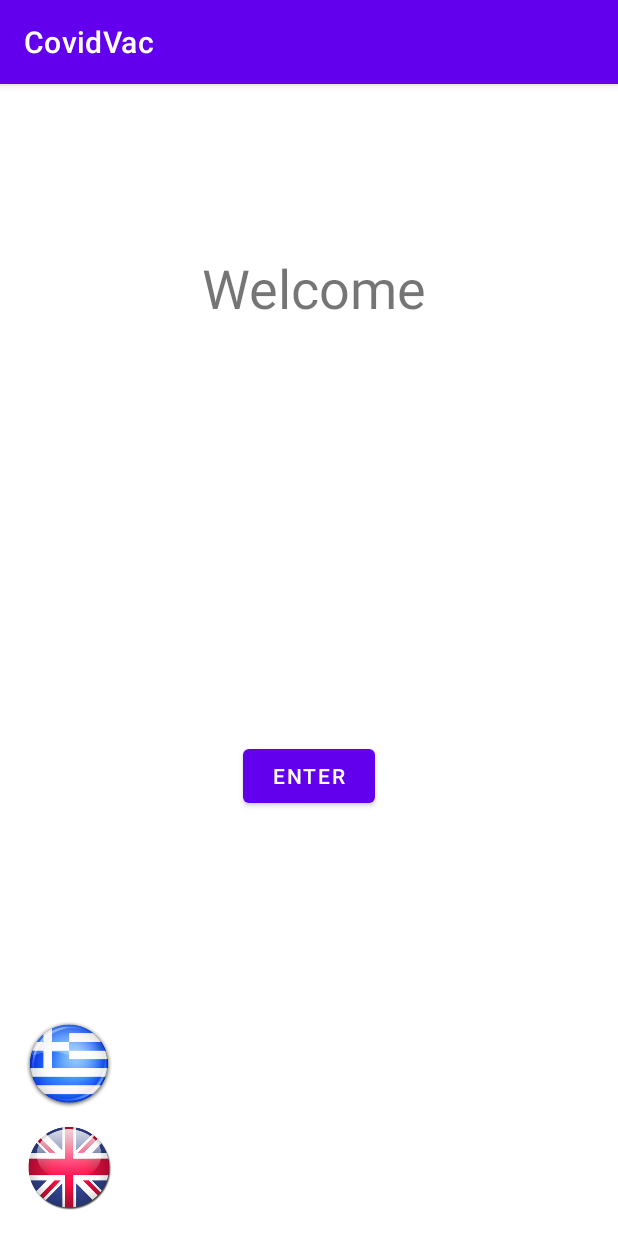
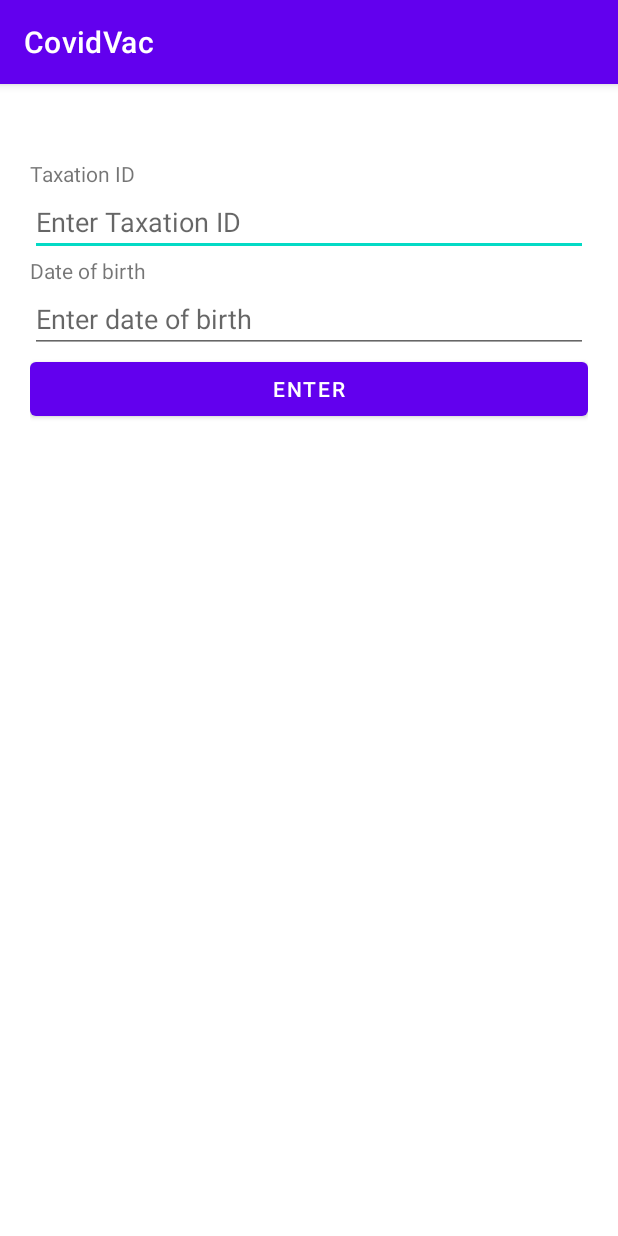
Before and after one commit to crownlel/CovidAppointment, an Android app: the screen it shows after launch (MainActivity before the commit, CitizenLoginActivity after it), after a tap on "ENTER", on a phone screen of 412 x 824 dp. Run offline under Robolectric (Android 15) with nearby library versions, the phone set to English and light mode, and no system bars; 1 statement that could not run was skipped.

Commit message:
WIP CitizenLoginActivity

```diff
--- a/app/src/main/AndroidManifest.xml
+++ b/app/src/main/AndroidManifest.xml
@@ -9,6 +9,8 @@
         android:roundIcon="@mipmap/ic_launcher_round"
         android:supportsRtl="true"
         android:theme="@style/Theme.CovidVac">
+        <activity android:name=".CitizenMainActivity"></activity>
+        <activity android:name=".CitizenLoginActivity" />
         <activity android:name=".MainActivity">
             <intent-filter>
                 <action android:name="android.intent.action.MAIN" />
--- /dev/null
+++ b/app/src/main/java/com/example/covidvac/CitizenLoginActivity.java
@@ -0,0 +1,52 @@
+package com.example.covidvac;
+
+import androidx.appcompat.app.AppCompatActivity;
+
+import android.app.DatePickerDialog;
+import android.content.Intent;
+import android.icu.text.SimpleDateFormat;
+import android.icu.util.Calendar;
+import android.os.Bundle;
+import android.widget.Button;
+import android.widget.DatePicker;
+import android.widget.EditText;
+
+import java.util.Locale;
+
+public class CitizenLoginActivity extends AppCompatActivity {
+
+    @Override
+    protected void onCreate(Bundle savedInstanceState) {
+        super.onCreate(savedInstanceState);
+        setContentView(R.layout.activity_citizen_login);
+
+        //calendar stuff
+        final Calendar myCalendar = Calendar.getInstance();
+        EditText etBirthDate = findViewById(R.id.etBirthdate);
+        DatePickerDialog.OnDateSetListener date = (view, year, monthOfYear, dayOfMonth) -> {
+            // TODO Auto-generated method stub
+            myCalendar.set(Calendar.YEAR, year);
+            myCalendar.set(Calendar.MONTH, monthOfYear);
+            myCalendar.set(Calendar.DAY_OF_MONTH, dayOfMonth);
+
+            String myFormat = "dd/MM/yyyy"; //In which you need put here
+            SimpleDateFormat sdf = new SimpleDateFormat(myFormat, new Locale("el"));
+
+            etBirthDate.setText(sdf.format(myCalendar.getTime()));
+        };
+
+        etBirthDate.setOnClickListener(v -> {
+            new DatePickerDialog(this, date, myCalendar
+                    .get(Calendar.YEAR), myCalendar.get(Calendar.MONTH),
+                    myCalendar.get(Calendar.DAY_OF_MONTH)).show();
+        });
+
+        //login
+        Button btnLogin = findViewById(R.id.btnEnter);
+        btnLogin.setOnClickListener(v -> {
+            Intent intent = new Intent(this, CitizenMainActivity.class);
+            startActivity(intent);
+        });
+
+    }
+}
--- a/app/src/main/java/com/example/covidvac/MainActivity.java
+++ b/app/src/main/java/com/example/covidvac/MainActivity.java
@@ -2,6 +2,7 @@ package com.example.covidvac;
 
 import androidx.appcompat.app.AppCompatActivity;
 
+import android.content.Intent;
 import android.os.Bundle;
 import android.view.View;
 import android.widget.Button;
@@ -17,7 +18,8 @@ public class MainActivity extends AppCompatActivity {
 
         Button button = findViewById(R.id.btnEnter);
         button.setOnClickListener(v -> {
-
+            Intent intent = new Intent(this, CitizenLoginActivity.class);
+            startActivity(intent);
         });
 
         ImageButton greekBtn = findViewById(R.id.ibGreek);
--- /dev/null
+++ b/app/src/main/res/layout/activity_citizen_login.xml
@@ -0,0 +1,48 @@
+<?xml version="1.0" encoding="utf-8"?>
+<LinearLayout xmlns:android="http://schemas.android.com/apk/res/android"
+    xmlns:app="http://schemas.android.com/apk/res-auto"
+    xmlns:tools="http://schemas.android.com/tools"
+    android:layout_width="match_parent"
+    android:layout_height="match_parent"
+    android:orientation="vertical"
+    android:paddingHorizontal="20dp"
+    android:paddingTop="50dp"
+    tools:context=".CitizenLoginActivity">
+
+    <TextView
+        android:id="@+id/tvTaxId"
+        android:layout_width="match_parent"
+        android:layout_height="wrap_content"
+        android:text="@string/citizen_login_tv_tax_id" />
+
+    <EditText
+        android:id="@+id/etTaxId"
+        android:layout_width="match_parent"
+        android:layout_height="wrap_content"
+        android:ems="10"
+        android:hint="@string/citizen_login_et_tax_id_hint"
+        android:inputType="textPersonName" />
+
+    <TextView
+        android:id="@+id/tvBirthdate"
+        android:layout_width="match_parent"
+        android:layout_height="wrap_content"
+        android:text="@string/citizen_login_tv_birthdate" />
+
+    <EditText
+        android:id="@+id/etBirthdate"
+        android:layout_width="match_parent"
+        android:layout_height="wrap_content"
+        android:editable="true"
+        android:ems="10"
+        android:focusable="false"
+        android:hint="@string/citizen_login_et_birthdate_hint"
+        android:inputType="date" />
+
+    <Button
+        android:id="@+id/btnLogin"
+        android:layout_width="match_parent"
+        android:layout_height="wrap_content"
+        android:text="@string/main_btn_enter" />
+
+</LinearLayout>
--- a/app/src/main/res/values/strings.xml
+++ b/app/src/main/res/values/strings.xml
@@ -3,4 +3,8 @@
 
     <string name="main_greeting">Welcome</string>
     <string name="main_btn_enter">Enter</string>
+    <string name="citizen_login_tv_tax_id">Taxation ID</string>
+    <string name="citizen_login_et_tax_id_hint">Enter Taxation ID</string>
+    <string name="citizen_login_tv_birthdate">Date of birth</string>
+    <string name="citizen_login_et_birthdate_hint">Enter date of birth</string>
 </resources>
```
Also changed, not shown: app/src/main/java/com/example/covidvac/CitizenMainActivity.java (added, +14 -0 lines), app/src/main/res/layout/activity_citizen_main.xml (added, +24 -0 lines), 1 other file.
